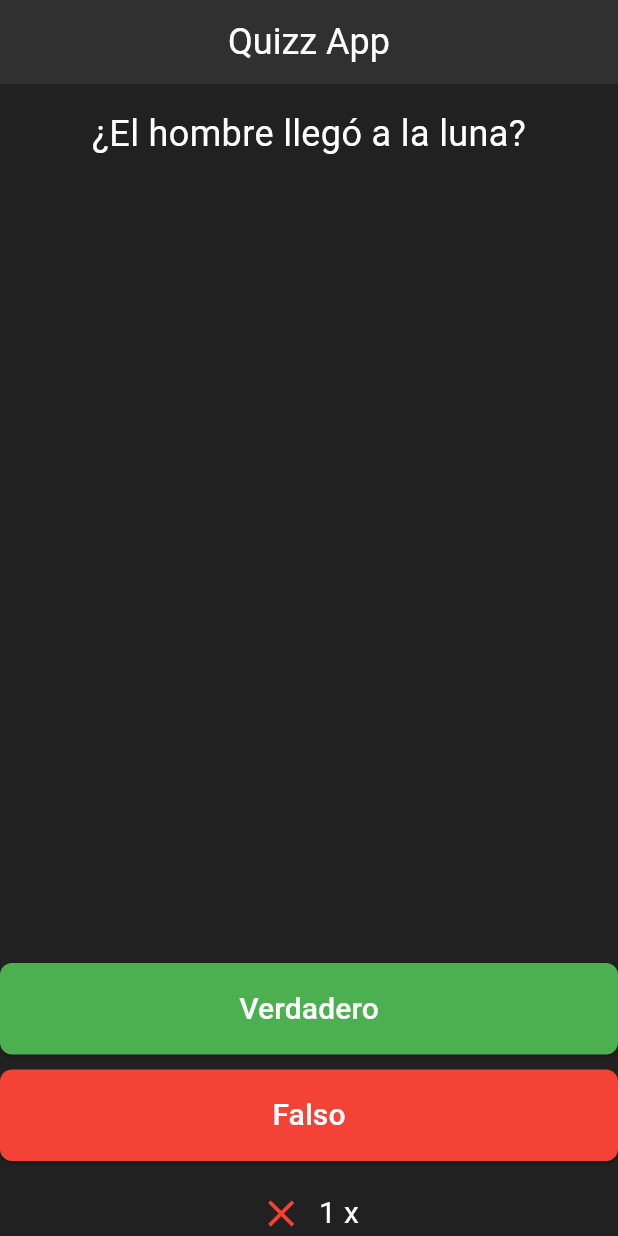
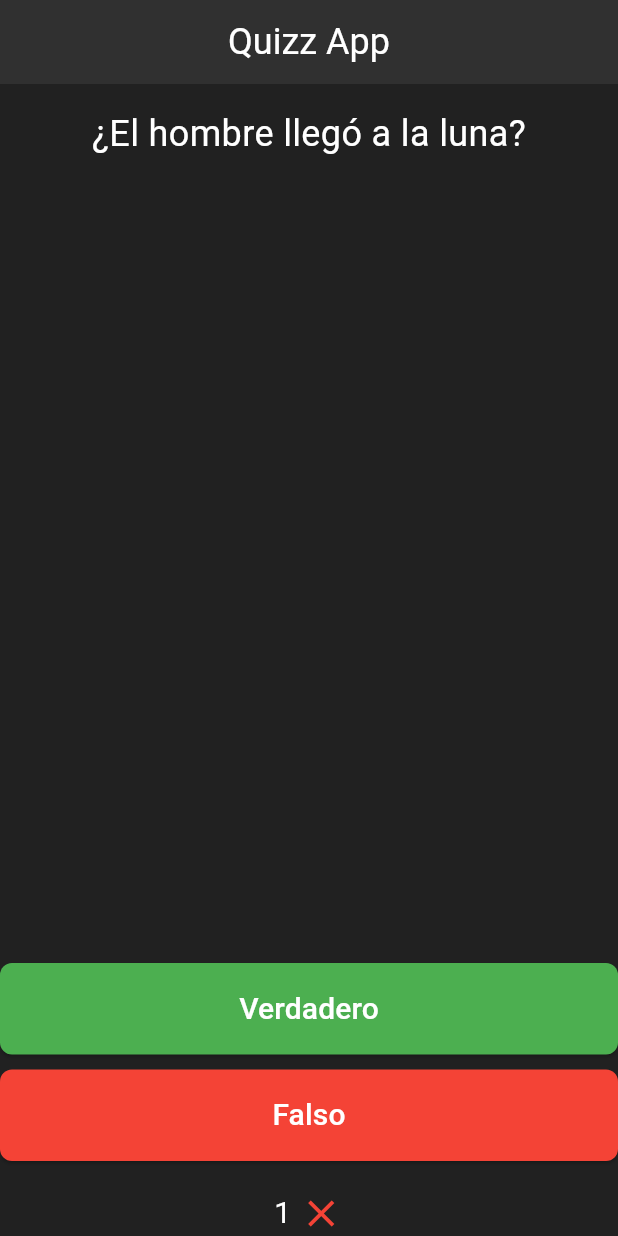
Before and after one commit to fr4nsgallegos/quizappG10, a Flutter app: the screen it shows after launch, on a phone screen of 412 x 824 dp. Run offline on Flutter 3.47's test engine with Material 3 defaults, Android fonts, the phone set to English and light mode, and no system bars.

Commit message:
Segundo Cambio

```diff
--- a/lib/pages/home_page.dart
+++ b/lib/pages/home_page.dart
@@ -87,12 +87,12 @@ class HomePage extends StatelessWidget {
           Row(
             mainAxisAlignment: MainAxisAlignment.center,
             children: [
-              Icon(Icons.close, color: Colors.red, size: 30),
-              SizedBox(width: 10),
               Text(
-                '1 x',
+                '1',
                 style: TextStyle(color: Colors.white, fontSize: 20),
               ),
+              SizedBox(width: 5),
+              Icon(Icons.close, color: Colors.red, size: 30),
             ],
           ),
         ],
```
